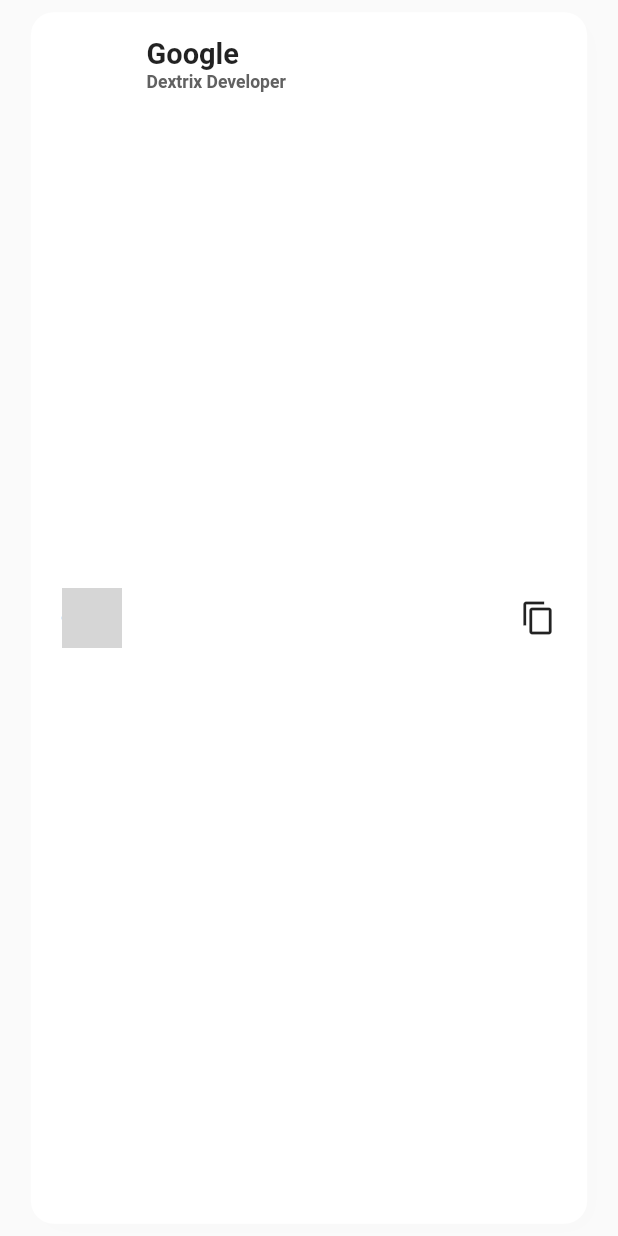
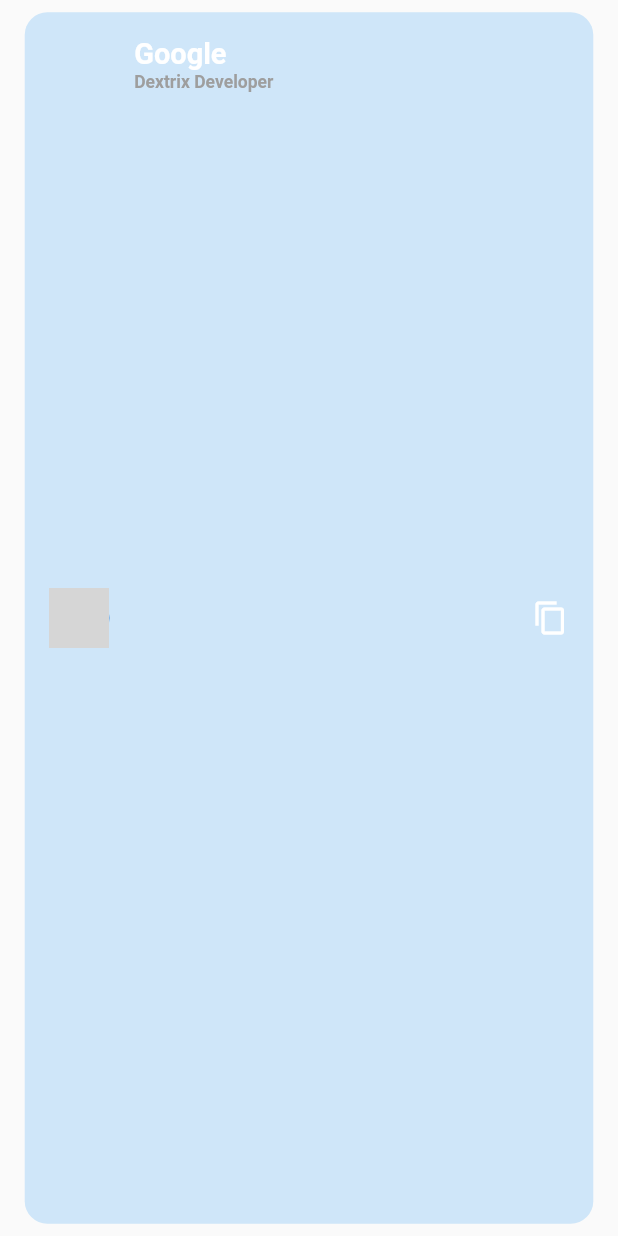
Before and after one commit to ROUNAK-K-JHA-2002/PassBit.dev, a Flutter app: the HomePageTile widget shown alone on an empty page, opened directly, on a phone screen of 412 x 824 dp. Run offline on Flutter 3.47's test engine with Material 2 defaults, Android fonts, the phone set to English and light mode, and no system bars; our stand-ins replace cached_network_image, firebase_auth, firebase_core, flutter_secure_storage, fluttertoast, google_nav_bar and 3 more; accounts and stored records are empty; network calls fail; Roboto replaces fonts that are missing (Poppins-Regular); grey boxes are pictures that could not be loaded.

Commit message:
Fixed UI Issues

```diff
--- a/lib/widgets/homepage_tile.dart
+++ b/lib/widgets/homepage_tile.dart
@@ -25,20 +25,16 @@
           CircularProgressIndicator(value: downloadProgress.progress),
       errorWidget: (context, url, error) => const Icon(Icons.error),
     );
-    return Container(
-      margin: EdgeInsets.symmetric(horizontal: 5.w, vertical: 1.h),
-      padding: EdgeInsets.symmetric(vertical: 4.w, horizontal: 5.w),
+    return GestureDetector(
+      onTap: () {},
+      child: Container(
+        margin: EdgeInsets.symmetric(horizontal: 4.w, vertical: 1.h),
+        padding: EdgeInsets.symmetric(vertical: 4.w, horizontal: 4.w),
         width: MediaQuery.of(context).size.width,
         decoration: BoxDecoration(
           borderRadius: BorderRadius.circular(15),
-          color: Colors.white,
-          boxShadow: [
-            BoxShadow(
-                color: Colors.grey.shade100.withOpacity(0.2),
-                offset: const Offset(5, 5),
-                blurRadius: 15,
-                spreadRadius: 1)
-          ]),
+          color: Colors.blue.withOpacity(0.2),
+        ),
         child: Row(
           children: [
             CircleAvatar(
@@ -50,21 +46,30 @@
             Column(crossAxisAlignment: CrossAxisAlignment.start, children: [
               Text(
                 widget.text,
-              style: TextStyle(fontWeight: FontWeight.bold, fontSize: 18.sp),
+                style: TextStyle(
+                    fontFamily: 'Poppins-Regular',
+                    fontWeight: FontWeight.bold,
+                    fontSize: 18.sp,
+                    color: Colors.white),
               ),
               Text(
                 widget.userName,
                 style: TextStyle(
                     fontWeight: FontWeight.bold,
                     fontSize: 14.sp,
-                  color: Colors.grey.shade700),
+                    color: Colors.grey.shade500),
               )
             ]),
             const Expanded(child: SizedBox()),
-          const Icon(
-            Icons.copy,
+            GestureDetector(
+                onTap: () {},
+                child: const Icon(Icons.copy, color: Colors.white)),
+            //  SizedBox(
+            //   width: 4.w,
+            // ),
+            //           const Icon(Icons.dots, color: Colors.white),
+          ],
         ),
-        ],
       ),
     );
   }
```
Also changed, not shown: lib/widgets/textField.dart (+4 -6 lines), lib/widgets/tile_widget.dart (+10 -5 lines). Lines whose indentation alone changed are shown as unchanged.
